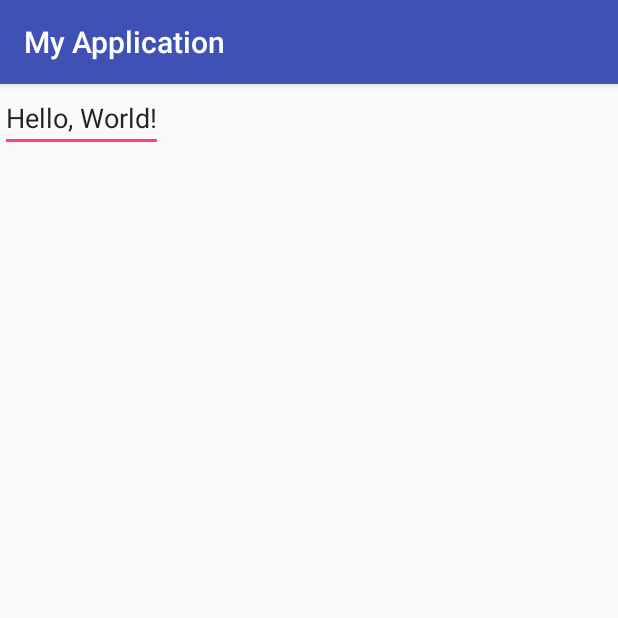
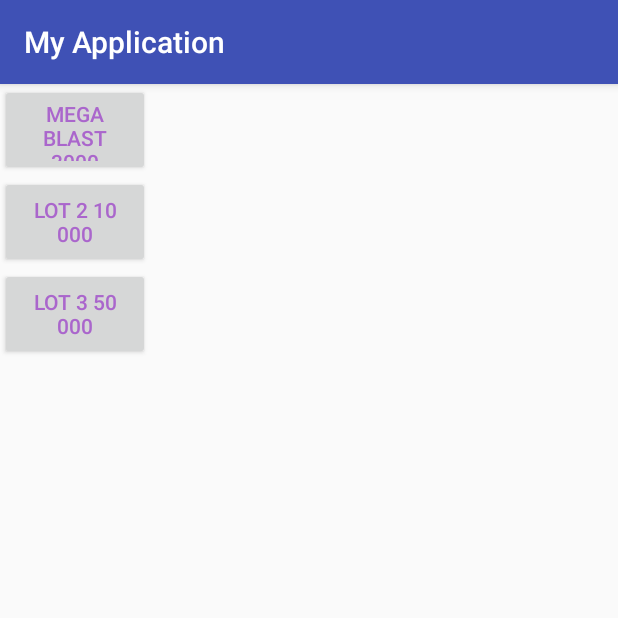
Before and after one commit to nikita0971/ClickAllOfThem, an Android app: the Shop screen opened directly, with no data from a screen before it, on a phone screen of 412 x 824 dp, the top half of it. Run offline under Robolectric (Android 15) with nearby library versions, the phone set to English and light mode, and no system bars.

Commit message:
Added shop buttons, again

```diff
--- a/app/src/main/res/layout/activity_shop.xml
+++ b/app/src/main/res/layout/activity_shop.xml
@@ -1,14 +1,35 @@
 <?xml version="1.0" encoding="utf-8"?>
-<android.support.constraint.ConstraintLayout
+<RelativeLayout
     xmlns:android="http://schemas.android.com/apk/res/android"
     xmlns:app="http://schemas.android.com/apk/res-auto"
     xmlns:tools="http://schemas.android.com/tools"
     android:layout_width="match_parent"
     android:layout_height="match_parent"
     tools:context="com.example.myapplication.Shop">
-    <EditText
-        android:layout_width="wrap_content"
-        android:layout_height="wrap_content"
-        android:text="Hello, World!"/>
+    <Button
+        android:layout_width="100dp"
+        android:layout_height="61dp"
+        android:text="mega blast 3000"
+        android:textColor="@android:color/holo_purple"
+        android:id="@+id/button1" />
+    <Button
+        android:layout_width="100dp"
+        android:layout_height="61dp"
+        android:text="lot 2 10 000"
+        android:id="@+id/button2"
+        android:layout_below="@+id/button1"
+        android:textColor="@android:color/holo_purple"
+        android:layout_alignParentLeft="true"
+        android:layout_alignParentStart="true" />
+    <Button
+        android:layout_width="100dp"
+        android:layout_height="61dp"
+        android:text="lot 3 50 000"
+        android:id="@+id/button3"
+        android:textColor="@android:color/holo_purple"
+        android:layout_below="@+id/button2"
+        android:layout_alignParentLeft="true"
+        android:layout_alignParentStart="true" />
 
-</android.support.constraint.ConstraintLayout>
+
+</RelativeLayout>
```
